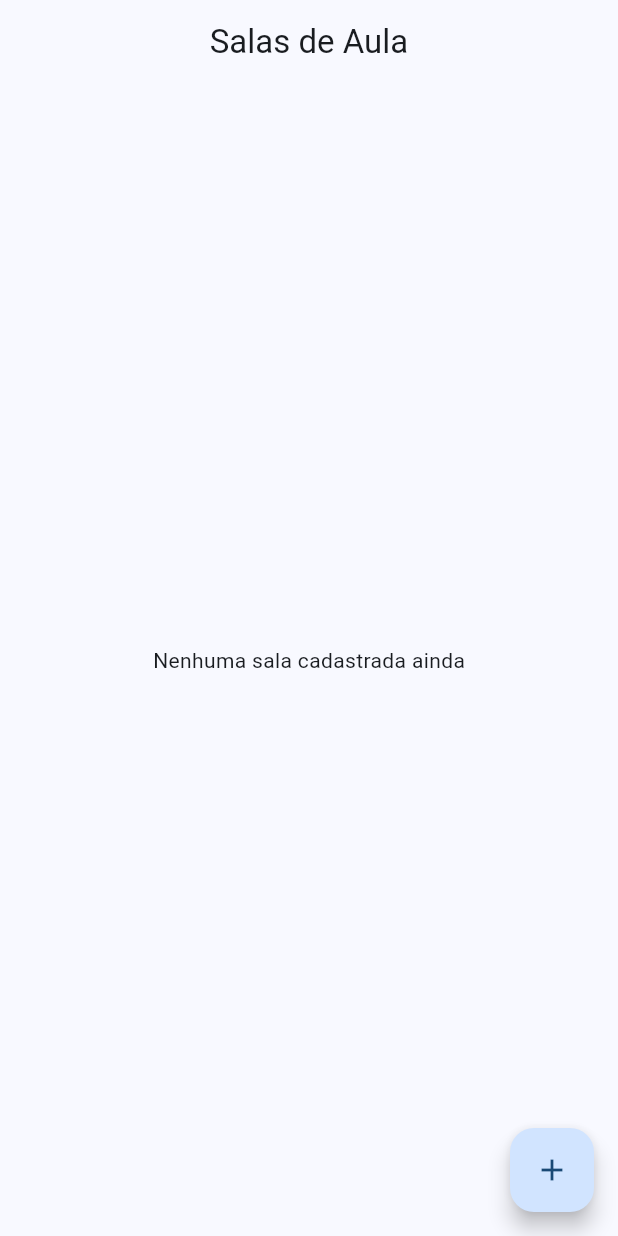
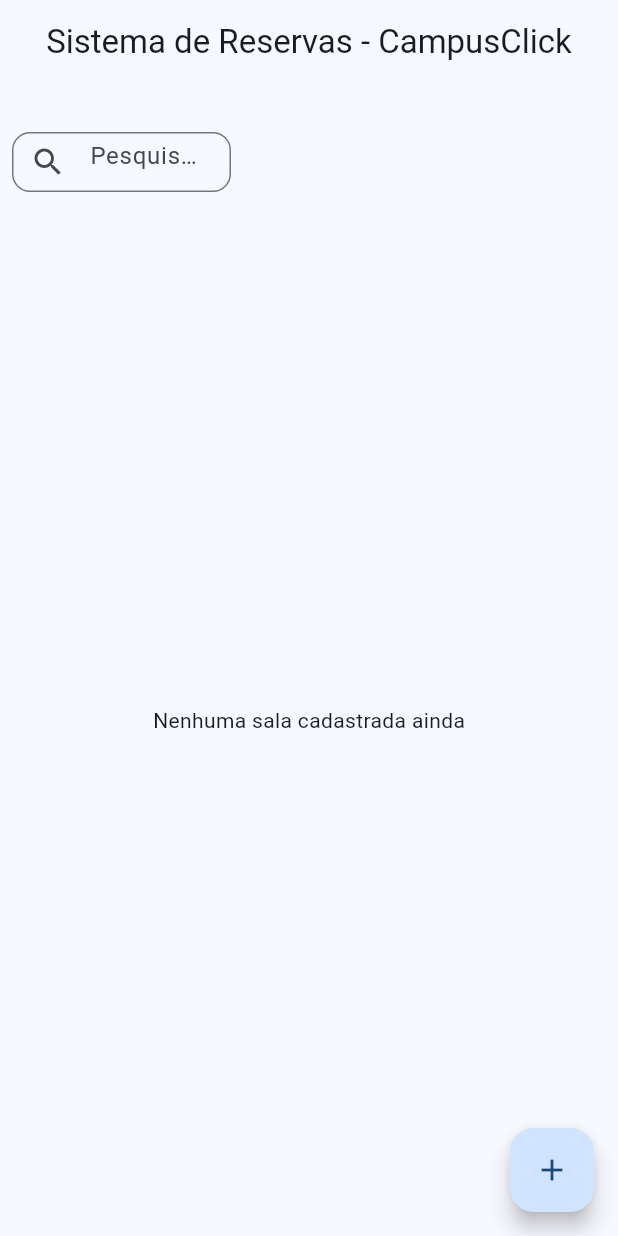
Before and after one commit to eduuardonogueira/campus-click, a Flutter app: the screen it shows after launch, on a phone screen of 412 x 824 dp. Run offline on Flutter 3.47's test engine with Material 3 defaults, Android fonts, the phone set to English and light mode, and no system bars.

Commit message:
add barra de pesquisa em classroom_list

```diff
--- a/lib/newpage.dart
+++ b/lib/newpage.dart
@@ -97,7 +97,7 @@
                   labelText: "Prédio",
                   border: OutlineInputBorder(),
                 ),
-                value: _selectedBuilding,
+                initialValue: _selectedBuilding,
                 items: _buildings.map((b) {
                   return DropdownMenuItem(
                     value: b,
--- a/lib/pages/classroom_list_page.dart
+++ b/lib/pages/classroom_list_page.dart
@@ -11,6 +11,10 @@
 class _ClassroomListPageState extends State<ClassroomListPage> {
   final List<Map<String, dynamic>> _classrooms = [];
 
+  // NOVO: controller e texto da pesquisa
+  final TextEditingController _searchController = TextEditingController();
+  String _searchText = "";
+
   Future<void> _openCreatePage() async {
     final result = await Navigator.push(
       context,
@@ -22,21 +26,73 @@
     }
   }
 
+  // NOVO: listener do searchController
+  @override
+  void initState() {
+    super.initState();
+    _searchController.addListener(() {
+      setState(() {
+        _searchText = _searchController.text;
+      });
+    });
+  }
+
+  @override
+  void dispose() {
+    _searchController.dispose();
+    super.dispose();
+  }
+
   @override
   Widget build(BuildContext context) {
+    // NOVO: filtra salas pelo texto da pesquisa
+    final filteredClassrooms = _classrooms
+        .where((sala) =>
+            sala["nome"].toLowerCase().contains(_searchText.toLowerCase()))
+        .toList();
+
     return Scaffold(
       appBar: AppBar(
-        title: const Text("Salas de Aula"),
+        title: const Text("Sistema de Reservas - CampusClick"),
         centerTitle: true,
       ),
-      body: _classrooms.isEmpty
+      body: Column(
+        children: [
+          // NOVO: barra de pesquisa no topo esquerdo
+          Padding(
+            padding: const EdgeInsets.all(8.0),
+            child: Align(
+              alignment: Alignment.centerRight,
+              child: Padding(
+              padding: const EdgeInsets.fromLTRB(0, 24, 250, 0), // left, top, right, bottom
+              child: SizedBox(
+                width: 250,
+                height: 40,
+                child: TextField(
+                  controller: _searchController,
+                  decoration: InputDecoration(
+                    hintText: "Pesquisar salas...",
+                    prefixIcon: const Icon(Icons.search),
+                    border: OutlineInputBorder(
+                      borderRadius: BorderRadius.circular(12),
+                    ),
+                  ),
+                ),
+              ),
+            ),
+          ),
+        ),
+          // Lista de salas
+          Expanded(
+            child: filteredClassrooms.isEmpty
                 ? const Center(child: Text("Nenhuma sala cadastrada ainda"))
                 : ListView.builder(
-              itemCount: _classrooms.length,
+                    itemCount: filteredClassrooms.length,
                     itemBuilder: (context, index) {
-                final sala = _classrooms[index];
+                      final sala = filteredClassrooms[index];
                       return Card(
-                  margin: const EdgeInsets.symmetric(horizontal: 12, vertical: 6),
+                        margin: const EdgeInsets.symmetric(
+                            horizontal: 250, vertical: 10),
                         child: ListTile(
                           leading: const Icon(Icons.meeting_room),
                           title: Text(sala["nome"]),
@@ -55,6 +111,9 @@
                       );
                     },
                   ),
+          ),
+        ],
+      ),
       floatingActionButton: FloatingActionButton(
         onPressed: _openCreatePage,
         child: const Icon(Icons.add),
```
Lines whose indentation alone changed are shown as unchanged.
